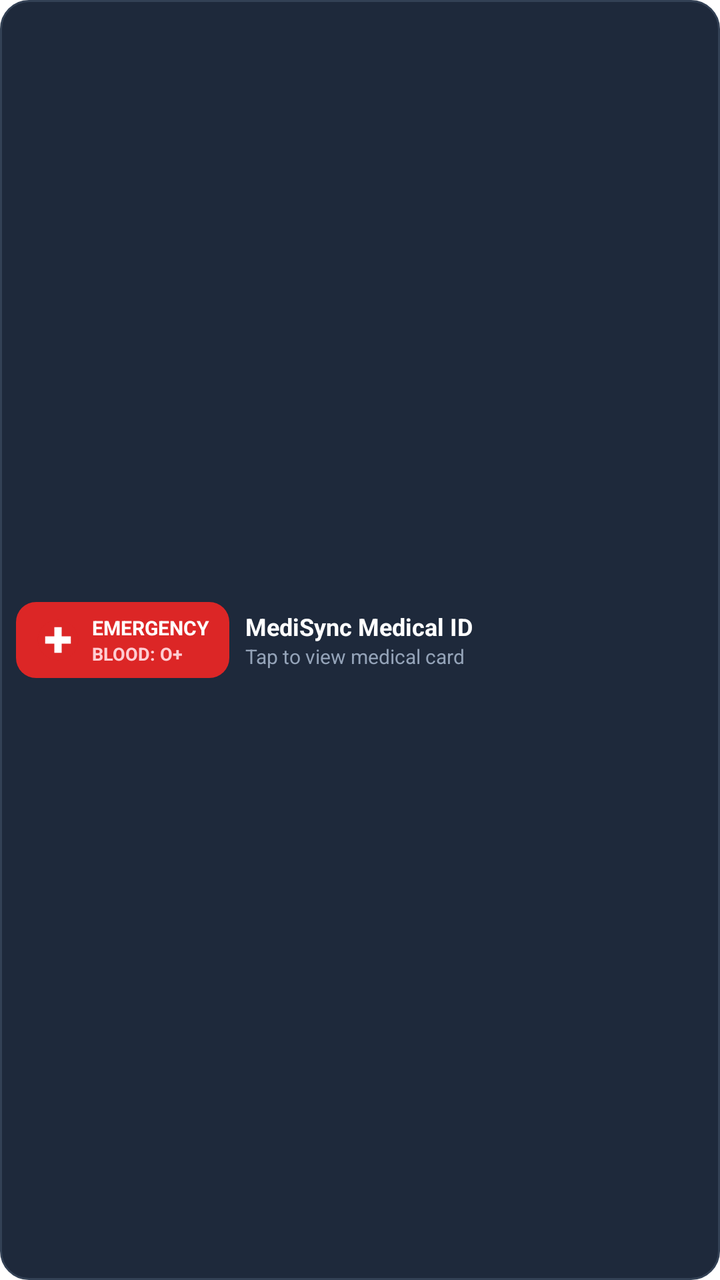
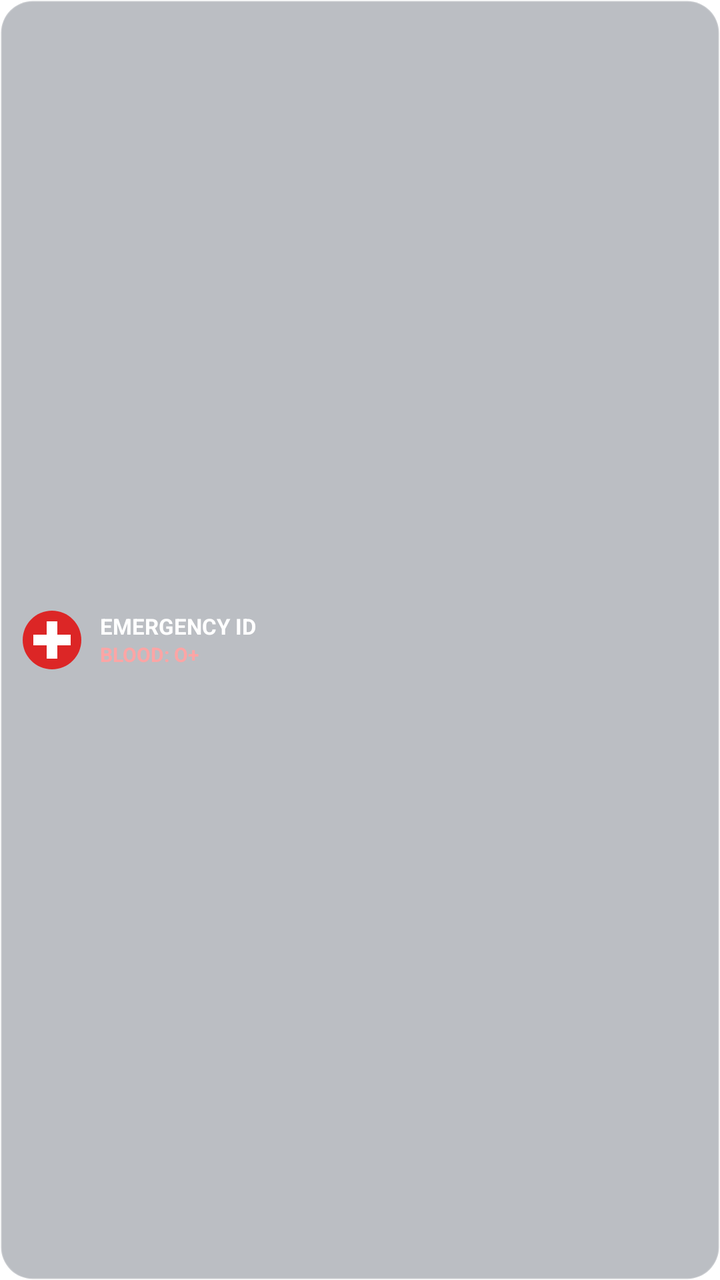

Two renders of the same Android screen: before a commit and after it. Below are the layout's source before the change and the commit's diff.
<!-- AndroidManifest.xml: fallback theme Theme.MaterialComponents.DayNight.NoActionBar -->
<!-- res/layout/widget_lockscreen_emergency.xml -->
<?xml version="1.0" encoding="utf-8"?>
<LinearLayout xmlns:android="http://schemas.android.com/apk/res/android"
    android:id="@+id/widget_root"
    android:layout_width="match_parent"
    android:layout_height="match_parent"
    android:orientation="horizontal"
    android:padding="8dp"
    android:background="@drawable/widget_background"
    android:gravity="center_vertical">

    <LinearLayout
        android:id="@+id/widget_emergency_btn"
        android:layout_width="wrap_content"
        android:layout_height="wrap_content"
        android:orientation="horizontal"
        android:background="@drawable/widget_red_badge"
        android:paddingHorizontal="10dp"
        android:paddingVertical="6dp"
        android:gravity="center">

        <ImageView
            android:layout_width="22dp"
            android:layout_height="22dp"
            android:src="@drawable/ic_medical_emergency_logo"
            android:contentDescription="Emergency Medical Logo" />

        <LinearLayout
            android:layout_width="wrap_content"
            android:layout_height="wrap_content"
            android:orientation="vertical"
            android:layout_marginStart="6dp"
            android:gravity="center_vertical">

            <TextView
                android:layout_width="wrap_content"
                android:layout_height="wrap_content"
                android:text="EMERGENCY"
                android:textColor="#FFFFFF"
                android:textSize="10sp"
                android:textStyle="bold" />

            <TextView
                android:id="@+id/widget_blood_type"
                android:layout_width="wrap_content"
                android:layout_height="wrap_content"
                android:text="BLOOD: O+"
                android:textColor="#FFCDD2"
                android:textSize="9sp"
                android:textStyle="bold" />
        </LinearLayout>
    </LinearLayout>

    <LinearLayout
        android:id="@+id/widget_info_area"
        android:layout_width="0dp"
        android:layout_height="wrap_content"
        android:layout_weight="1"
        android:orientation="vertical"
        android:layout_marginStart="8dp"
        android:gravity="center_vertical">

        <TextView
            android:id="@+id/widget_patient_name"
            android:layout_width="wrap_content"
            android:layout_height="wrap_content"
            android:text="MediSync Medical ID"
            android:textColor="#FFFFFF"
            android:textSize="12sp"
            android:textStyle="bold"
            android:maxLines="1"
            android:ellipsize="end" />

        <TextView
            android:id="@+id/widget_next_dose"
            android:layout_width="wrap_content"
            android:layout_height="wrap_content"
            android:text="Tap to view medical card"
            android:textColor="#94A3B8"
            android:textSize="10sp"
            android:maxLines="1"
            android:ellipsize="end" />
    </LinearLayout>

</LinearLayout>
<!-- resources referenced by this layout -->
<resources>
  <!-- drawable ic_medical_emergency_logo (drawable) -->
  <?xml version="1.0" encoding="utf-8"?>
  <vector xmlns:android="http://schemas.android.com/apk/res/android"
      android:width="48dp"
      android:height="48dp"
      android:viewportWidth="48"
      android:viewportHeight="48">
      
      <path
          android:fillColor="#DC2626"
          android:pathData="M24,2 C11.85,2 2,11.85 2,24 C2,36.15 11.85,46 24,46 C36.15,46 46,36.15 46,24 C46,11.85 36.15,2 24,2 Z" />
      
      <path
          android:fillColor="#FFFFFF"
          android:pathData="M20,10 L28,10 L28,20 L38,20 L38,28 L28,28 L28,38 L20,38 L20,28 L10,28 L10,20 L20,20 Z" />
  </vector>
  <!-- drawable widget_background (drawable) -->
  <?xml version="1.0" encoding="utf-8"?>
  <shape xmlns:android="http://schemas.android.com/apk/res/android"
      android:shape="rectangle">
      <solid android:color="#1E293B" />
      <corners android:radius="14dp" />
      <stroke
          android:width="1dp"
          android:color="#334155" />
  </shape>
  <!-- drawable widget_red_badge (drawable) -->
  <?xml version="1.0" encoding="utf-8"?>
  <shape xmlns:android="http://schemas.android.com/apk/res/android"
      android:shape="rectangle">
      <solid android:color="#DC2626" />
      <corners android:radius="10dp" />
  </shape>
</resources>

<!-- the commit's change to res/layout/widget_lockscreen_emergency.xml (unified diff, before → after) -->
@@ -4,54 +4,18 @@
     android:layout_width="match_parent"
     android:layout_height="match_parent"
     android:orientation="horizontal"
-    android:padding="8dp"
-    android:background="@drawable/widget_background"
+    android:background="@drawable/widget_samsung_lockscreen_pill"
+    android:padding="6dp"
     android:gravity="center_vertical">
 
-    <LinearLayout
-        android:id="@+id/widget_emergency_btn"
-        android:layout_width="wrap_content"
-        android:layout_height="wrap_content"
-        android:orientation="horizontal"
-        android:background="@drawable/widget_red_badge"
-        android:paddingHorizontal="10dp"
-        android:paddingVertical="6dp"
-        android:gravity="center">
-
-        <ImageView
-            android:layout_width="22dp"
-            android:layout_height="22dp"
-            android:src="@drawable/ic_medical_emergency_logo"
-            android:contentDescription="Emergency Medical Logo" />
-
-        <LinearLayout
-            android:layout_width="wrap_content"
-            android:layout_height="wrap_content"
-            android:orientation="vertical"
-            android:layout_marginStart="6dp"
-            android:gravity="center_vertical">
-
-            <TextView
-                android:layout_width="wrap_content"
-                android:layout_height="wrap_content"
-                android:text="EMERGENCY"
-                android:textColor="#FFFFFF"
-                android:textSize="10sp"
-                android:textStyle="bold" />
-
-            <TextView
-                android:id="@+id/widget_blood_type"
-                android:layout_width="wrap_content"
-                android:layout_height="wrap_content"
-                android:text="BLOOD: O+"
-                android:textColor="#FFCDD2"
-                android:textSize="9sp"
-                android:textStyle="bold" />
-        </LinearLayout>
-    </LinearLayout>
+    <ImageView
+        android:layout_width="32dp"
+        android:layout_height="32dp"
+        android:layout_marginStart="4dp"
+        android:src="@drawable/ic_medical_emergency_logo"
+        android:contentDescription="Emergency Medical ID" />
 
     <LinearLayout
-        android:id="@+id/widget_info_area"
         android:layout_width="0dp"
         android:layout_height="wrap_content"
         android:layout_weight="1"
@@ -63,22 +27,20 @@
             android:id="@+id/widget_patient_name"
             android:layout_width="wrap_content"
             android:layout_height="wrap_content"
-            android:text="MediSync Medical ID"
+            android:text="EMERGENCY ID"
             android:textColor="#FFFFFF"
-            android:textSize="12sp"
+            android:textSize="11sp"
             android:textStyle="bold"
-            android:maxLines="1"
-            android:ellipsize="end" />
+            android:maxLines="1" />
 
         <TextView
-            android:id="@+id/widget_next_dose"
+            android:id="@+id/widget_blood_type"
             android:layout_width="wrap_content"
             android:layout_height="wrap_content"
-            android:text="Tap to view medical card"
-            android:textColor="#94A3B8"
+            android:text="BLOOD: O+"
+            android:textColor="#FCA5A5"
             android:textSize="10sp"
-            android:maxLines="1"
-            android:ellipsize="end" />
+            android:textStyle="bold"
+            android:maxLines="1" />
     </LinearLayout>
-
 </LinearLayout>
<!-- resource entries referenced after the edit -->
@@ -16,22 +16,14 @@
           android:fillColor="#FFFFFF"
           android:pathData="M20,10 L28,10 L28,20 L38,20 L38,28 L28,28 L28,38 L20,38 L20,28 L10,28 L10,20 L20,20 Z" />
   </vector>
-  <!-- drawable widget_background (drawable) -->
+  <!-- drawable widget_samsung_lockscreen_pill (drawable) -->
   <?xml version="1.0" encoding="utf-8"?>
   <shape xmlns:android="http://schemas.android.com/apk/res/android"
       android:shape="rectangle">
-      <solid android:color="#1E293B" />
-      <corners android:radius="14dp" />
-      <stroke
-          android:width="1dp"
-          android:color="#334155" />
-  </shape>
-  <!-- drawable widget_red_badge (drawable) -->
-  <?xml version="1.0" encoding="utf-8"?>
-  <shape xmlns:android="http://schemas.android.com/apk/res/android"
-      android:shape="rectangle">
-      <solid android:color="#DC2626" />
-      <corners android:radius="10dp" />
+      
+      <solid android:color="#4D1E293B" />
+      <corners android:radius="16dp" />
+      <stroke android:width="1dp" android:color="#33FFFFFF" />
   </shape>
 </resources>
 
